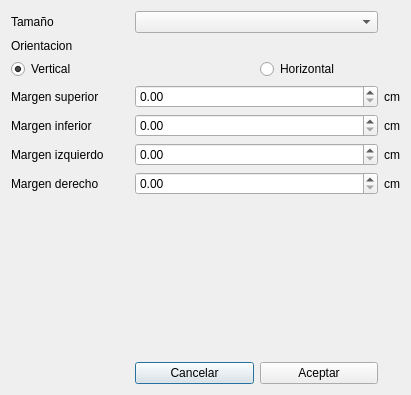
First picture: the form in EditorReports/editpaperdlg.ui, repository arcnexus/RedFoX, before the edit.
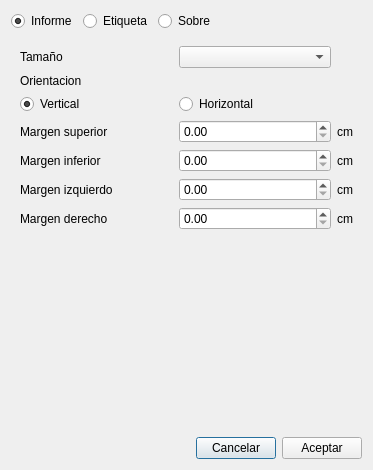
Second picture: the form after the edit.

Commit message: Parametros en report

Patch:
```diff
--- a/EditorReports/editpaperdlg.ui
+++ b/EditorReports/editpaperdlg.ui
@@ -6,21 +6,62 @@
    <rect>
     <x>0</x>
     <y>0</y>
-    <width>411</width>
-    <height>395</height>
+    <width>373</width>
+    <height>470</height>
    </rect>
   </property>
   <property name="windowTitle">
    <string>Dialog</string>
   </property>
+  <layout class="QVBoxLayout" name="verticalLayout">
+   <item>
+    <layout class="QHBoxLayout" name="horizontalLayout">
+     <item>
+      <widget class="QRadioButton" name="rdbReport">
+       <property name="text">
+        <string>Informe</string>
+       </property>
+       <property name="checked">
+        <bool>true</bool>
+       </property>
+      </widget>
+     </item>
+     <item>
+      <widget class="QRadioButton" name="rdbEtiqueta">
+       <property name="text">
+        <string>Etiqueta</string>
+       </property>
+      </widget>
+     </item>
+     <item>
+      <widget class="QRadioButton" name="rdbSobre">
+       <property name="text">
+        <string>Sobre</string>
+       </property>
+      </widget>
+     </item>
+     <item>
+      <spacer name="horizontalSpacer">
+       <property name="orientation">
+        <enum>Qt::Horizontal</enum>
+       </property>
+       <property name="sizeHint" stdset="0">
+        <size>
+         <width>40</width>
+         <height>20</height>
+        </size>
+       </property>
+      </spacer>
+     </item>
+    </layout>
+   </item>
+   <item>
+    <widget class="QStackedWidget" name="stackedWidget">
+     <property name="currentIndex">
+      <number>0</number>
+     </property>
+     <widget class="QWidget" name="reportPage">
   <layout class="QGridLayout" name="gridLayout">
-   <item row="3" column="0">
-    <widget class="QLabel" name="label">
-     <property name="text">
-      <string>Margen superior</string>
-     </property>
-    </widget>
-   </item>
    <item row="1" column="0">
     <widget class="QLabel" name="label_10">
      <property name="text">
@@ -28,14 +69,26 @@
      </property>
     </widget>
    </item>
-   <item row="5" column="0">
-    <widget class="QLabel" name="label_3">
+       <item row="0" column="1">
+        <widget class="QComboBox" name="comboBox"/>
+       </item>
+       <item row="6" column="1">
+        <widget class="QDoubleSpinBox" name="spinRigth"/>
+       </item>
+       <item row="6" column="3">
+        <widget class="QLabel" name="label_11">
+         <property name="sizePolicy">
+          <sizepolicy hsizetype="Fixed" vsizetype="Preferred">
+           <horstretch>0</horstretch>
+           <verstretch>0</verstretch>
+          </sizepolicy>
+         </property>
      <property name="text">
-      <string>Margen izquierdo</string>
+          <string>cm</string>
      </property>
     </widget>
    </item>
-   <item row="2" column="2">
+       <item row="2" column="1">
     <widget class="QRadioButton" name="rdbH">
      <property name="text">
       <string>Horizontal</string>
@@ -45,6 +98,39 @@
      </property>
     </widget>
    </item>
+       <item row="5" column="3">
+        <widget class="QLabel" name="label_8">
+         <property name="sizePolicy">
+          <sizepolicy hsizetype="Fixed" vsizetype="Preferred">
+           <horstretch>0</horstretch>
+           <verstretch>0</verstretch>
+          </sizepolicy>
+         </property>
+         <property name="text">
+          <string>cm</string>
+         </property>
+        </widget>
+       </item>
+       <item row="5" column="1">
+        <widget class="QDoubleSpinBox" name="spinLeft"/>
+       </item>
+       <item row="5" column="0">
+        <widget class="QLabel" name="label_3">
+         <property name="text">
+          <string>Margen izquierdo</string>
+         </property>
+        </widget>
+       </item>
+       <item row="4" column="1">
+        <widget class="QDoubleSpinBox" name="spinDown"/>
+       </item>
+       <item row="4" column="0">
+        <widget class="QLabel" name="label_2">
+         <property name="text">
+          <string>Margen inferior</string>
+         </property>
+        </widget>
+       </item>
    <item row="3" column="3">
     <widget class="QLabel" name="label_6">
      <property name="sizePolicy">
@@ -58,7 +144,10 @@
      </property>
     </widget>
    </item>
-   <item row="2" column="0" colspan="2">
+       <item row="3" column="1">
+        <widget class="QDoubleSpinBox" name="spinUp"/>
+       </item>
+       <item row="2" column="0">
     <widget class="QRadioButton" name="rdbV">
      <property name="text">
       <string>Vertical</string>
@@ -81,29 +170,17 @@
      </property>
     </widget>
    </item>
-   <item row="7" column="1" colspan="2">
-    <widget class="QDoubleSpinBox" name="spinRigth"/>
-   </item>
-   <item row="0" column="1" colspan="2">
-    <widget class="QComboBox" name="comboBox"/>
-   </item>
-   <item row="4" column="1" colspan="2">
-    <widget class="QDoubleSpinBox" name="spinDown"/>
-   </item>
-   <item row="7" column="0">
+       <item row="6" column="0">
     <widget class="QLabel" name="label_4">
      <property name="text">
       <string>Margen derecho</string>
      </property>
     </widget>
    </item>
-   <item row="5" column="1" colspan="2">
-    <widget class="QDoubleSpinBox" name="spinLeft"/>
-   </item>
-   <item row="4" column="0">
-    <widget class="QLabel" name="label_2">
+       <item row="3" column="0">
+        <widget class="QLabel" name="label">
      <property name="text">
-      <string>Margen inferior</string>
+          <string>Margen superior</string>
      </property>
     </widget>
    </item>
@@ -114,20 +191,7 @@
      </property>
     </widget>
    </item>
-   <item row="5" column="3">
-    <widget class="QLabel" name="label_8">
-     <property name="sizePolicy">
-      <sizepolicy hsizetype="Fixed" vsizetype="Preferred">
-       <horstretch>0</horstretch>
-       <verstretch>0</verstretch>
-      </sizepolicy>
-     </property>
-     <property name="text">
-      <string>cm</string>
-     </property>
-    </widget>
-   </item>
-   <item row="8" column="1">
+       <item row="7" column="0">
     <spacer name="verticalSpacer">
      <property name="orientation">
       <enum>Qt::Vertical</enum>
@@ -140,35 +204,41 @@
      </property>
     </spacer>
    </item>
-   <item row="7" column="3">
-    <widget class="QLabel" name="label_11">
-     <property name="sizePolicy">
-      <sizepolicy hsizetype="Fixed" vsizetype="Preferred">
-       <horstretch>0</horstretch>
-       <verstretch>0</verstretch>
-      </sizepolicy>
-     </property>
-     <property name="text">
-      <string>cm</string>
-     </property>
-    </widget>
-   </item>
-   <item row="3" column="1" colspan="2">
-    <widget class="QDoubleSpinBox" name="spinUp"/>
-   </item>
-   <item row="9" column="1">
+      </layout>
+     </widget>
+     <widget class="QWidget" name="etiquetaPage"/>
+    </widget>
+   </item>
+   <item>
+    <layout class="QHBoxLayout" name="horizontalLayout_2">
+     <item>
+      <spacer name="horizontalSpacer_2">
+       <property name="orientation">
+        <enum>Qt::Horizontal</enum>
+       </property>
+       <property name="sizeHint" stdset="0">
+        <size>
+         <width>40</width>
+         <height>20</height>
+        </size>
+       </property>
+      </spacer>
+     </item>
+     <item>
     <widget class="QPushButton" name="btnCancelar">
      <property name="text">
       <string>Cancelar</string>
      </property>
     </widget>
    </item>
-   <item row="9" column="2">
+     <item>
     <widget class="QPushButton" name="pushButton_2">
      <property name="text">
       <string>Aceptar</string>
      </property>
     </widget>
+     </item>
+    </layout>
    </item>
   </layout>
  </widget>
```
Lines whose indentation alone changed are shown as unchanged. The commit also changes 19 other files.
